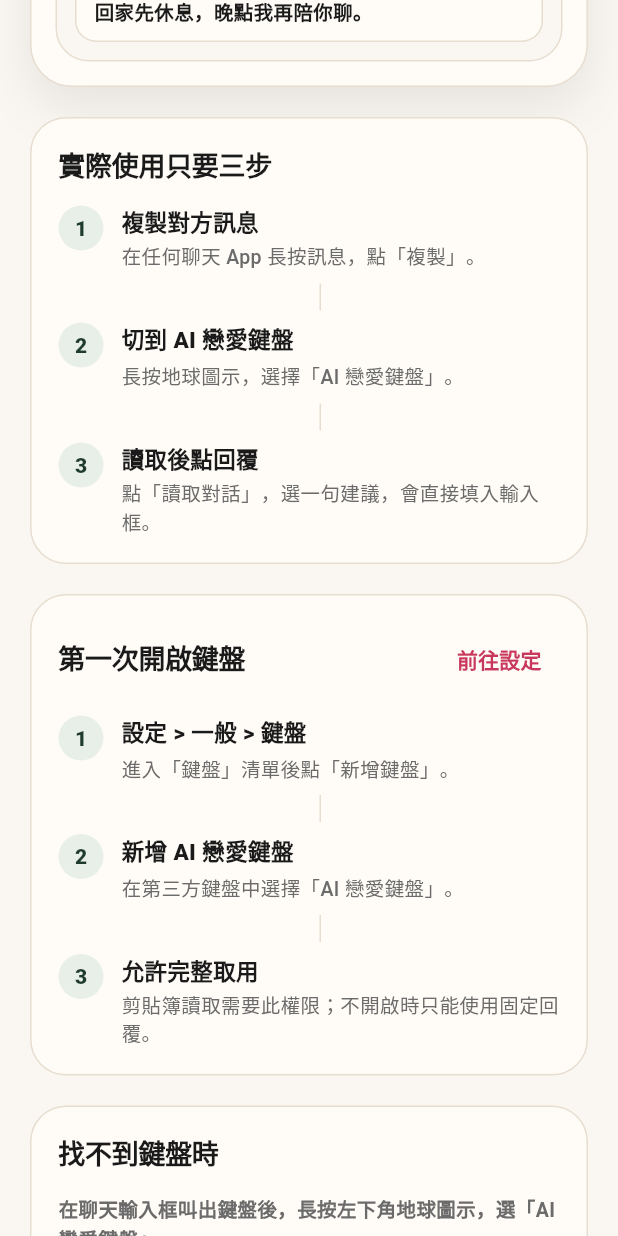
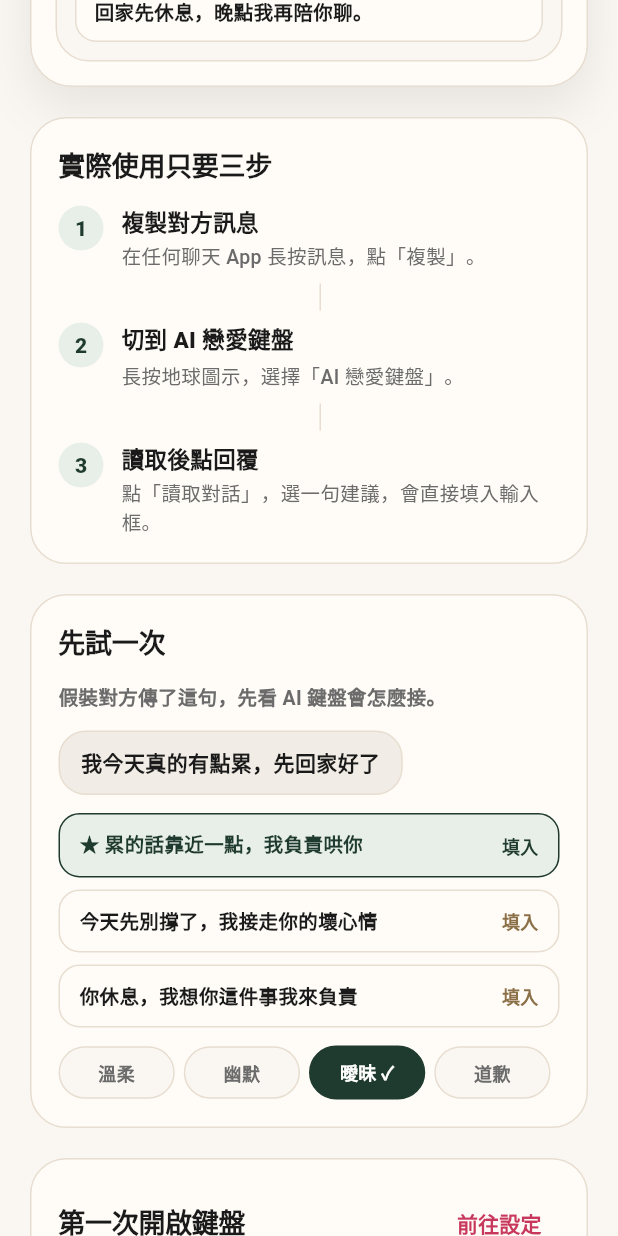
Before and after one commit to zli426491-byte/ai-love-keyboard, a Flutter app: the KeyboardGuideView screen opened by its route, scrolled down 576 dp, on a phone screen of 412 x 824 dp. Run offline on Flutter 3.47's test engine with Material 3 defaults, Android fonts, the phone set to English and light mode, and no system bars; our stand-ins replace flutter_animate, package_info_plus, share_plus, shared_preferences, smooth_page_indicator; accounts and stored records are empty; Roboto replaces fonts that are missing (NotoSansTC).

Commit message:
Implement guided keyboard UX

```diff
--- a/lib/views/keyboard/keyboard_guide_view.dart
+++ b/lib/views/keyboard/keyboard_guide_view.dart
@@ -88,7 +88,11 @@ class KeyboardGuideView extends StatelessWidget {
             const SizedBox(height: 20),
             const _FlowCard(),
             const SizedBox(height: 20),
+            const _PracticeCard(),
+            const SizedBox(height: 20),
             _SetupCard(onOpenSettings: _openSettings),
+            const SizedBox(height: 20),
+            const _FullAccessCard(),
             const SizedBox(height: 20),
             const _SwitchKeyboardCard(),
             const SizedBox(height: 18),
@@ -281,6 +285,48 @@ class _FlowCard extends StatelessWidget {
   }
 }
 
+class _PracticeCard extends StatelessWidget {
+  const _PracticeCard();
+
+  @override
+  Widget build(BuildContext context) {
+    return _GuideCard(
+      title: '先試一次',
+      child: Column(
+        crossAxisAlignment: CrossAxisAlignment.start,
+        children: const [
+          Text(
+            '假裝對方傳了這句，先看 AI 鍵盤會怎麼接。',
+            style: TextStyle(
+              color: KeyboardGuideView._muted,
+              fontSize: 13,
+              height: 1.45,
+              fontWeight: FontWeight.w600,
+            ),
+          ),
+          SizedBox(height: 12),
+          _PracticeBubble(text: '我今天真的有點累，先回家好了'),
+          SizedBox(height: 12),
+          _PracticeReply(text: '★ 累的話靠近一點，我負責哄你', selected: true),
+          SizedBox(height: 8),
+          _PracticeReply(text: '今天先別撐了，我接走你的壞心情'),
+          SizedBox(height: 8),
+          _PracticeReply(text: '你休息，我想你這件事我來負責'),
+          SizedBox(height: 12),
+          Row(
+            children: [
+              _MiniTone(text: '溫柔'),
+              _MiniTone(text: '幽默'),
+              _MiniTone(text: '曖昧', selected: true),
+              _MiniTone(text: '道歉'),
+            ],
+          ),
+        ],
+      ),
+    );
+  }
+}
+
 class _SetupCard extends StatelessWidget {
   final Future<void> Function() onOpenSettings;
 
@@ -318,6 +364,38 @@ class _SetupCard extends StatelessWidget {
             number: '3',
             title: '允許完整取用',
             body: '剪貼簿讀取需要此權限；不開啟時只能使用固定回覆。',
+          ),
+        ],
+      ),
+    );
+  }
+}
+
+class _FullAccessCard extends StatelessWidget {
+  const _FullAccessCard();
+
+  @override
+  Widget build(BuildContext context) {
+    return _GuideCard(
+      title: '為什麼要完整取用',
+      child: Column(
+        children: const [
+          _GuideStep(
+            number: '1',
+            title: '讀取你複製的文字',
+            body: 'AI 鍵盤只能讀剪貼簿文字，才能知道你要回哪一句。',
+          ),
+          _GuideDivider(),
+          _GuideStep(
+            number: '2',
+            title: '不儲存聊天內容',
+            body: '目前鍵盤只在本機使用複製內容，不把你的聊天紀錄存到 App。',
+          ),
+          _GuideDivider(),
+          _GuideStep(
+            number: '3',
+            title: '沒開也能切鍵盤',
+            body: '但無法讀取對方訊息，只能看到固定提示與手動工具列。',
           ),
         ],
       ),
@@ -504,6 +582,124 @@ class _SwitcherOption extends StatelessWidget {
             ),
           ),
         ],
+      ),
+    );
+  }
+}
+
+class _PracticeBubble extends StatelessWidget {
+  final String text;
+
+  const _PracticeBubble({required this.text});
+
+  @override
+  Widget build(BuildContext context) {
+    return Align(
+      alignment: Alignment.centerLeft,
+      child: Container(
+        constraints: const BoxConstraints(maxWidth: 290),
+        padding: const EdgeInsets.symmetric(horizontal: 14, vertical: 11),
+        decoration: BoxDecoration(
+          color: const Color(0xFFF1ECE5),
+          borderRadius: BorderRadius.circular(18),
+          border: Border.all(color: KeyboardGuideView._line),
+        ),
+        child: Text(
+          text,
+          style: const TextStyle(
+            color: KeyboardGuideView._text,
+            fontSize: 14,
+            height: 1.35,
+            fontWeight: FontWeight.w700,
+          ),
+        ),
+      ),
+    );
+  }
+}
+
+class _PracticeReply extends StatelessWidget {
+  final String text;
+  final bool selected;
+
+  const _PracticeReply({required this.text, this.selected = false});
+
+  @override
+  Widget build(BuildContext context) {
+    return Container(
+      width: double.infinity,
+      padding: const EdgeInsets.symmetric(horizontal: 13, vertical: 11),
+      decoration: BoxDecoration(
+        color: selected ? KeyboardGuideView._sage : KeyboardGuideView._card,
+        borderRadius: BorderRadius.circular(14),
+        border: Border.all(
+          color: selected ? KeyboardGuideView._forest : KeyboardGuideView._line,
+        ),
+      ),
+      child: Row(
+        children: [
+          Expanded(
+            child: Text(
+              text,
+              style: TextStyle(
+                color: selected
+                    ? KeyboardGuideView._forest
+                    : KeyboardGuideView._text,
+                fontSize: 13,
+                height: 1.35,
+                fontWeight: FontWeight.w900,
+              ),
+            ),
+          ),
+          const SizedBox(width: 8),
+          Text(
+            '填入',
+            style: TextStyle(
+              color: selected
+                  ? KeyboardGuideView._forest
+                  : KeyboardGuideView._brown,
+              fontSize: 12,
+              fontWeight: FontWeight.w900,
+            ),
+          ),
+        ],
+      ),
+    );
+  }
+}
+
+class _MiniTone extends StatelessWidget {
+  final String text;
+  final bool selected;
+
+  const _MiniTone({required this.text, this.selected = false});
+
+  @override
+  Widget build(BuildContext context) {
+    return Expanded(
+      child: Container(
+        margin: const EdgeInsets.only(right: 6),
+        padding: const EdgeInsets.symmetric(vertical: 8),
+        decoration: BoxDecoration(
+          color: selected
+              ? KeyboardGuideView._forest
+              : KeyboardGuideView._cream,
+          borderRadius: BorderRadius.circular(999),
+          border: Border.all(
+            color: selected
+                ? KeyboardGuideView._forest
+                : KeyboardGuideView._line,
+          ),
+        ),
+        child: Text(
+          selected ? '$text ✓' : text,
+          textAlign: TextAlign.center,
+          style: TextStyle(
+            color: selected ? Colors.white : KeyboardGuideView._muted,
+            fontSize: 12,
+            fontWeight: FontWeight.w900,
+          ),
+        ),
       ),
     );
   }
```
Also changed, not shown: 1 other file.
